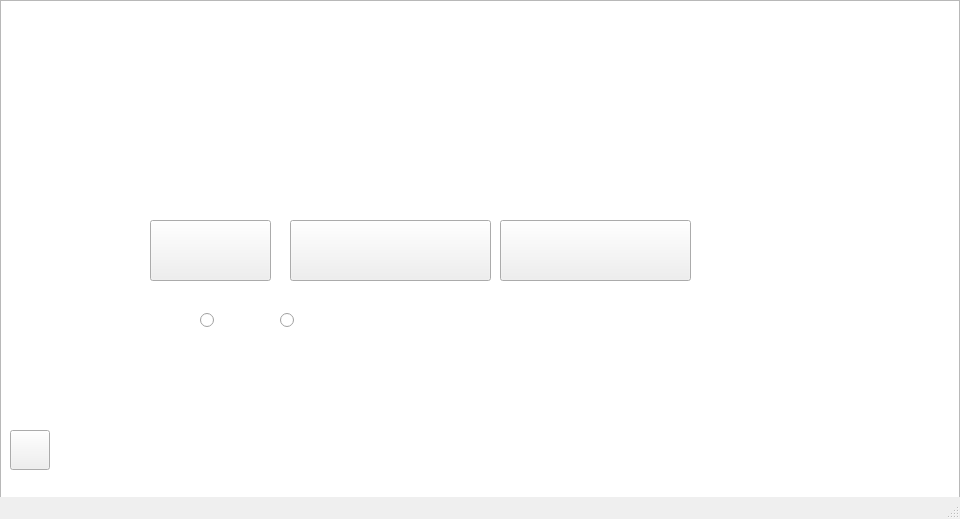
This is ProyectoFinal/mainwindow.ui in mary-doria/ProyectoFinalJuego as Qt 5 draws it before an edit. The edited form follows.
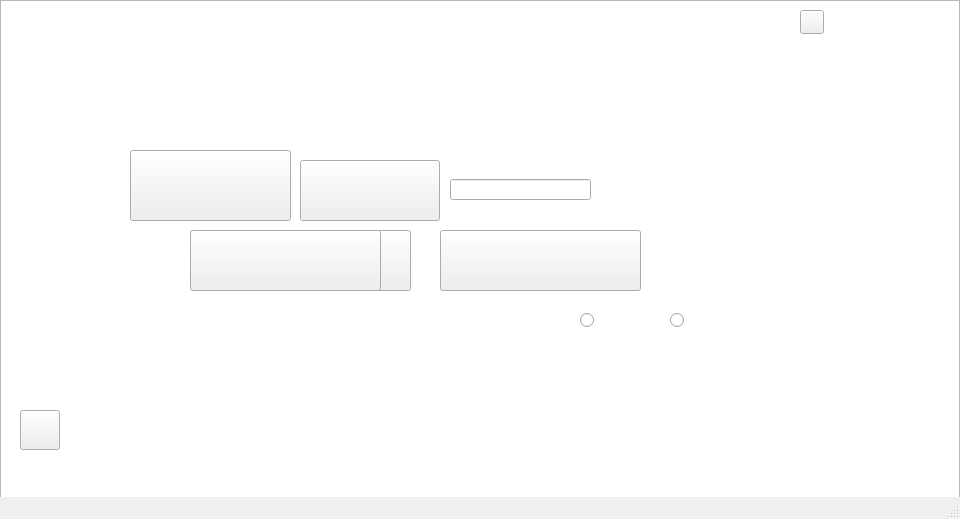
This is the edited form. Icons and pictures are not drawn.

Commit message: Reiniciar,Muerte

The edit to the form file:
```diff
--- a/ProyectoFinal/mainwindow.ui
+++ b/ProyectoFinal/mainwindow.ui
@@ -36,6 +36,9 @@
     </size>
    </property>
    <widget class="QGraphicsView" name="graphicsView">
+    <property name="enabled">
+     <bool>true</bool>
+    </property>
     <property name="geometry">
      <rect>
       <x>0</x>
@@ -63,8 +66,8 @@
    <widget class="QPushButton" name="bottonJugar">
     <property name="geometry">
      <rect>
-      <x>150</x>
-      <y>220</y>
+      <x>290</x>
+      <y>230</y>
       <width>121</width>
       <height>61</height>
      </rect>
@@ -79,8 +82,8 @@
    <widget class="QPushButton" name="bottonInstrucciones">
     <property name="geometry">
      <rect>
-      <x>290</x>
-      <y>220</y>
+      <x>440</x>
+      <y>230</y>
       <width>201</width>
       <height>61</height>
      </rect>
@@ -96,8 +99,8 @@
    <widget class="QPushButton" name="bottonMultijugador">
     <property name="geometry">
      <rect>
-      <x>500</x>
-      <y>220</y>
+      <x>190</x>
+      <y>230</y>
       <width>191</width>
       <height>61</height>
      </rect>
@@ -118,7 +121,7 @@
    <widget class="QRadioButton" name="radioButton">
     <property name="geometry">
      <rect>
-      <x>280</x>
+      <x>670</x>
       <y>290</y>
       <width>51</width>
       <height>61</height>
@@ -134,7 +137,7 @@
    <widget class="QRadioButton" name="radioButton_2">
     <property name="geometry">
      <rect>
-      <x>200</x>
+      <x>580</x>
       <y>290</y>
       <width>51</width>
       <height>61</height>
@@ -150,9 +153,9 @@
    <widget class="QLabel" name="label">
     <property name="geometry">
      <rect>
-      <x>670</x>
-      <y>90</y>
-      <width>261</width>
+      <x>610</x>
+      <y>100</y>
+      <width>341</width>
       <height>281</height>
      </rect>
     </property>
@@ -171,7 +174,7 @@
    </widget>
    <widget class="QLabel" name="label_2">
     <property name="enabled">
-     <bool>false</bool>
+     <bool>true</bool>
     </property>
     <property name="geometry">
      <rect>
@@ -203,8 +206,8 @@
    <widget class="QPushButton" name="pushButton">
     <property name="geometry">
      <rect>
-      <x>10</x>
-      <y>430</y>
+      <x>20</x>
+      <y>410</y>
       <width>40</width>
       <height>40</height>
      </rect>
@@ -222,6 +225,106 @@
      <string/>
     </property>
    </widget>
+   <widget class="QLabel" name="label_3">
+    <property name="geometry">
+     <rect>
+      <x>220</x>
+      <y>80</y>
+      <width>341</width>
+      <height>321</height>
+     </rect>
+    </property>
+    <property name="styleSheet">
+     <string notr="true">background-image: url(:/Imagenes/mortyllorando.gif);</string>
+    </property>
+    <property name="text">
+     <string/>
+    </property>
+   </widget>
+   <widget class="QPushButton" name="bottonUsurario">
+    <property name="geometry">
+     <rect>
+      <x>300</x>
+      <y>160</y>
+      <width>140</width>
+      <height>61</height>
+     </rect>
+    </property>
+    <property name="maximumSize">
+     <size>
+      <width>140</width>
+      <height>16777215</height>
+     </size>
+    </property>
+    <property name="styleSheet">
+     <string notr="true">background-image: url(:/Imagenes/Usuario.png);</string>
+    </property>
+    <property name="text">
+     <string/>
+    </property>
+   </widget>
+   <widget class="QLineEdit" name="lineEdit">
+    <property name="geometry">
+     <rect>
+      <x>450</x>
+      <y>179</y>
+      <width>141</width>
+      <height>21</height>
+     </rect>
+    </property>
+   </widget>
+   <widget class="QPushButton" name="bottonReiniciar">
+    <property name="geometry">
+     <rect>
+      <x>800</x>
+      <y>10</y>
+      <width>24</width>
+      <height>24</height>
+     </rect>
+    </property>
+    <property name="maximumSize">
+     <size>
+      <width>24</width>
+      <height>24</height>
+     </size>
+    </property>
+    <property name="styleSheet">
+     <string notr="true">background-image: url(:/Imagenes/ReiniciarP.png);</string>
+    </property>
+    <property name="text">
+     <string/>
+    </property>
+   </widget>
+   <widget class="QPushButton" name="pushButton_2">
+    <property name="geometry">
+     <rect>
+      <x>130</x>
+      <y>150</y>
+      <width>161</width>
+      <height>71</height>
+     </rect>
+    </property>
+    <property name="styleSheet">
+     <string notr="true">background-image: url(:/Imagenes/Jugador.png);</string>
+    </property>
+    <property name="text">
+     <string/>
+    </property>
+   </widget>
+   <zorder>graphicsView</zorder>
+   <zorder>lineEdit</zorder>
+   <zorder>label_2</zorder>
+   <zorder>label_3</zorder>
+   <zorder>label</zorder>
+   <zorder>bottonReiniciar</zorder>
+   <zorder>bottonUsurario</zorder>
+   <zorder>bottonJugar</zorder>
+   <zorder>bottonInstrucciones</zorder>
+   <zorder>radioButton_2</zorder>
+   <zorder>radioButton</zorder>
+   <zorder>pushButton</zorder>
+   <zorder>bottonMultijugador</zorder>
+   <zorder>pushButton_2</zorder>
   </widget>
   <widget class="QMenuBar" name="menubar">
    <property name="geometry">
```
The commit also changes 18 other files.
